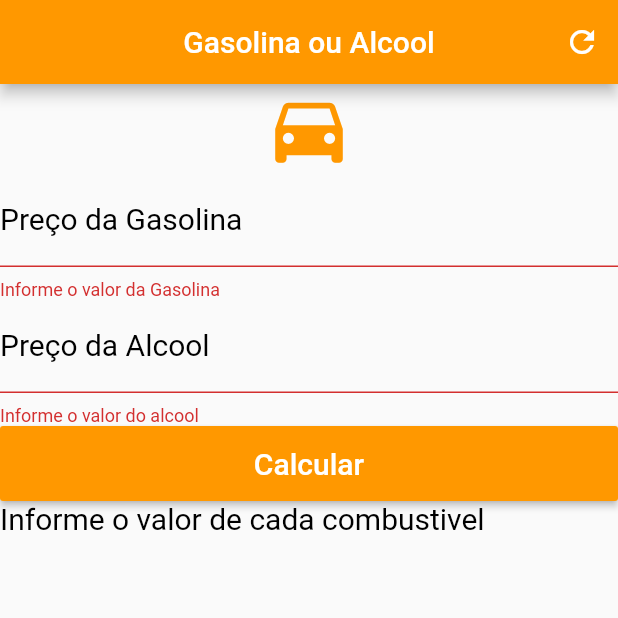
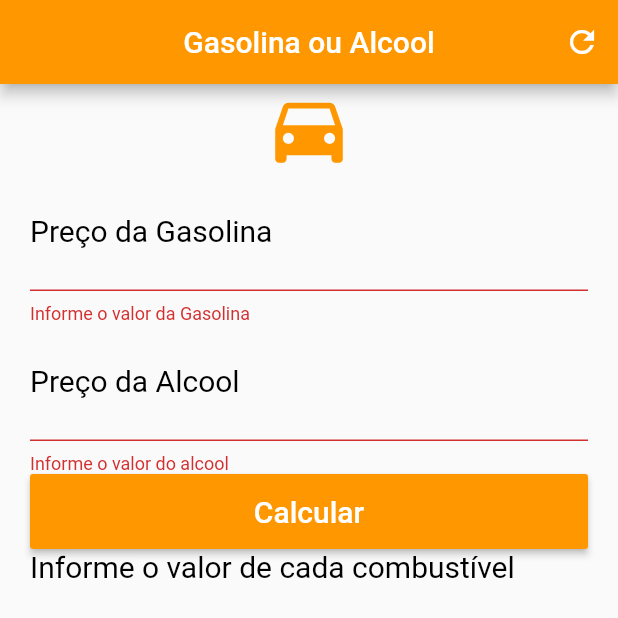
Before and after one commit to LuccasNog/escolha-gaso-alcool, a Flutter app: the screen it shows after launch, after a tap on "Calcular", after a tap on the "refresh" icon, on a phone screen of 412 x 824 dp, the top half of it. Run offline on Flutter 3.47's test engine with Material 2 defaults, Android fonts, the phone set to English and light mode, and no system bars.

Commit message:
finish project

```diff
--- a/escolhaapp/lib/Ui/widget_app.dart
+++ b/escolhaapp/lib/Ui/widget_app.dart
@@ -2,6 +2,7 @@ import 'dart:ui';
 
 import 'package:flutter/material.dart';
 
+//Defiinido layoult, stagul vai tratar com integração do usuário que vai receber um estado
 class Home extends StatefulWidget {
   //const Home({ Key? key }) : super(key: key);
 
@@ -26,10 +27,18 @@ class _HomeState extends State<Home> {
         centerTitle: true,
         backgroundColor: Colors.orange,
         actions: <Widget>[
-          IconButton(icon: Icon(Icons.refresh), onPressed: () {})
+          IconButton(
+              icon: Icon(Icons.refresh),
+              onPressed: () {
+                //metodo refresh
+                _resetaValores();
+              })
         ],
       ),
-      body: Form(
+      // Widget(SingleChildScrollView) para rolagem de tela
+      body: SingleChildScrollView(
+        padding: EdgeInsets.fromLTRB(20.0, 0, 20.0, 0),
+        child: Form(
           key: _formKey,
           //GLobal key para validar o formulário
           child: Column(
@@ -45,6 +54,7 @@ class _HomeState extends State<Home> {
               BuildButtonSave(context),
               buildTextInfo(),
             ],
+          ),
         ),
       ),
     );
@@ -66,12 +76,13 @@ class _HomeState extends State<Home> {
       decoration: InputDecoration(
           labelText: "Preço da Gasolina",
           labelStyle: TextStyle(color: Colors.black, fontSize: 20.0)),
+      style: TextStyle(fontSize: 30.0),
       //Controlar os dados digitados pelo usuário
       controller: gasolinaController,
       //validação pra fazer
       validator: (value) {
         //SE o valor for vázio
-        if (value.isEmpty || value == null) {
+        if (value.isEmpty ?? value == null) {
           return 'Informe o valor da Gasolina';
         } else {
           return null;
@@ -87,6 +98,7 @@ class _HomeState extends State<Home> {
         decoration: InputDecoration(
             labelText: "Preço da Alcool",
             labelStyle: TextStyle(color: Colors.black, fontSize: 20.0)),
+        style: TextStyle(fontSize: 30.0),
         controller: alcoolController,
         //validação pra fazer
         validator: (value) {
@@ -107,10 +119,10 @@ class _HomeState extends State<Home> {
       height: 50.0,
       child: RaisedButton(
         onPressed: () {
-          //validando o formulário
+          //SE as informações do formulario tenha sido preenchidas
           if (_formKey.currentState.validate()) {
-            //chamando o metodo calcular
-
+            //chamando o metodo calcular metod calcula();
+            calcula();
             //colocando foco no campo quando chega o usuário
             FocusScope.of(context).requestFocus(new FocusNode());
           }
@@ -123,4 +135,33 @@ class _HomeState extends State<Home> {
       ),
     );
   }
+
+  // função para calcular
+  void calcula() {
+    setState(() {
+      //obter os valores que foram inseridos pelo usuários
+      double gasolina = double.parse(gasolinaController.text);
+      double alcool = double.parse(alcoolController.text);
+
+      //variavel resultado
+      double resultado = (alcool / gasolina);
+      //fazendo verificação
+      if (resultado > 0.70) {
+        //toStringAsPrecision vai retornar 3 digitos signigicativos
+        _infoText =
+            "Percentual : (${resultado.toStringAsPrecision(3)})\n\n Vale a pena Abastecer com Gasolina";
+      } else {
+        _infoText =
+            "Percentual : (${resultado.toStringAsPrecision(3)})\n\n Vale a pena Abastecer com alcool";
       }
+    });
+  }
+
+  _resetaValores() {
+    setState(() {
+      gasolinaController.text = "";
+      alcoolController.text = "";
+      _infoText = "Informe o valor de cada combustível";
+    });
+  }
+}
```
Lines whose indentation alone changed are shown as unchanged.
